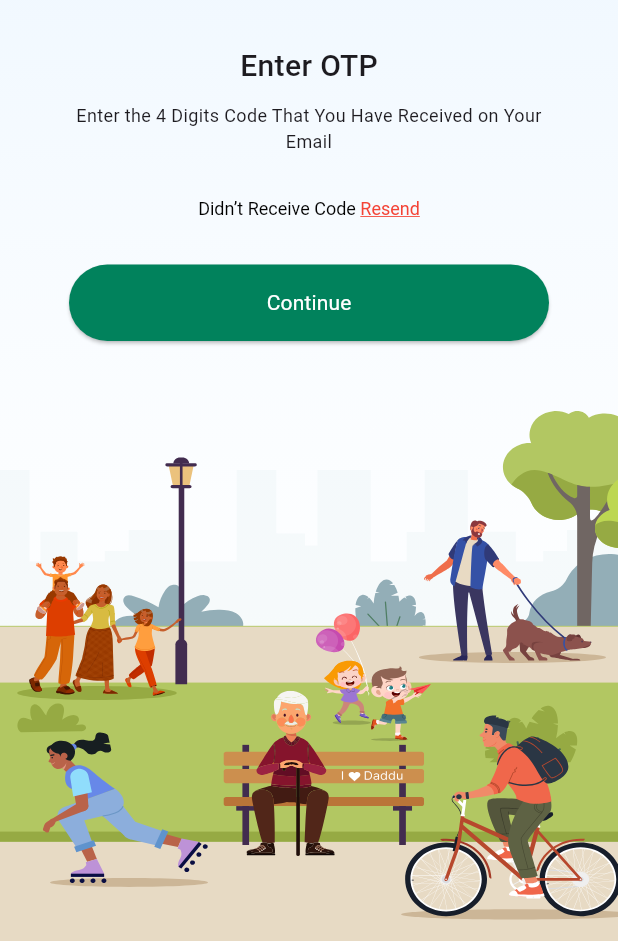
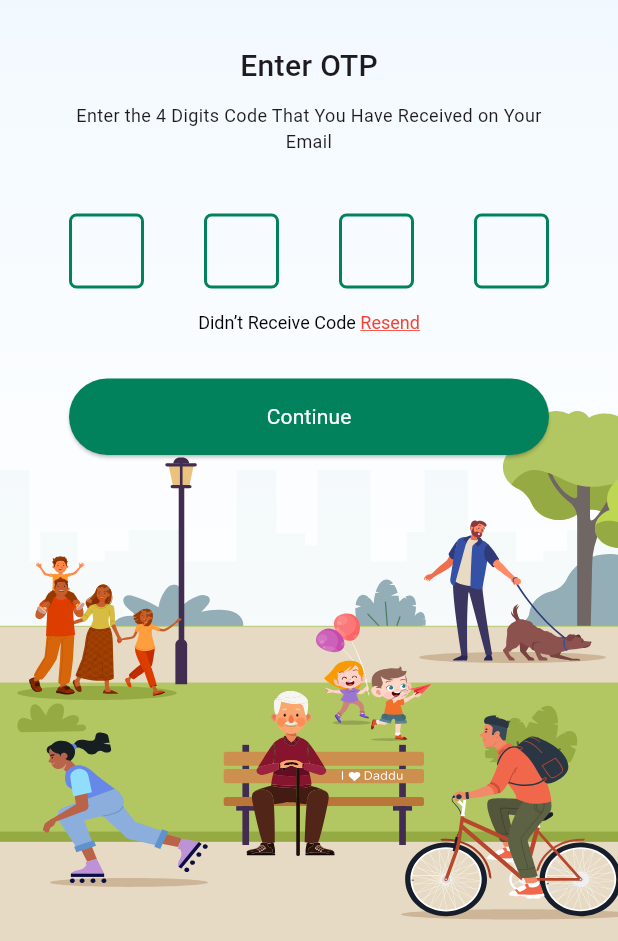
Before and after one commit to sahil1772/Happifeet-Client, a Flutter app: the OtpPageWidget screen opened directly, on a phone screen of 412 x 824 dp, the part 295-1236 px from its top. Run offline on Flutter 3.47's test engine with Material 2 defaults, Android fonts, the phone set to English and light mode, and no system bars; drawn by our look-alikes of pin_code_fields; our stand-ins replace dio, email_validator, flutter_svg, pretty_dio_logger; generated files the repository leaves out were written again; project files that could hold a hidden picture were left out.

Commit message:
Login, otp page, forgot password reset, reset page design done

```diff
--- a/lib/network/services/ApiService.dart
+++ b/lib/network/services/ApiService.dart
@@ -5,7 +5,8 @@ import 'package:dio/dio.dart';
 import 'package:dio/io.dart';
 import 'package:pretty_dio_logger/pretty_dio_logger.dart';
 
-var base_url = "http://demo.imageonline.in/keephappifeet/statistics/mobileApi.php";
+// var base_url = "http://demo.imageonline.in/keephappifeet/statistics/mobileApi.php";
+var base_url = "https://demo.imageonline.in/keephappifeet/statistics/mobileClientApi.php";
 // var base_url = "http://192.168.4.9:82/keephappifeet/statistics/mobileApi.php";
 // var base_url = "https://dev2.imageonline.co.in/keephappifeet/statistics/mobileApi.php";
 
--- a/lib/screens/login/OTPPage.dart
+++ b/lib/screens/login/OTPPage.dart
@@ -1,5 +1,6 @@
 import 'package:flutter/material.dart';
 import 'package:flutter_svg/svg.dart';
+import 'package:pin_code_fields/pin_code_fields.dart';
 
 import '../../utils/ColorParser.dart';
 
@@ -39,7 +40,32 @@ class _OtpPageWidgetState extends State<OtpPageWidget>{
                   padding: const EdgeInsets.symmetric(horizontal: 24),
                   child: Text("Enter the 4 Digits Code That You Have Received on Your Email",style: TextStyle(fontSize: 12,fontWeight: FontWeight.w400) ,textAlign: TextAlign.center),
                 ),
-                SizedBox(height: 30,),
+                SizedBox(height: 40,),
+
+               /** OTP field **/
+                Padding(
+                  padding:  EdgeInsets.symmetric(horizontal: 24),
+                  child: PinCodeTextField(
+                    appContext: context,
+                    length: 4,
+                    keyboardType: TextInputType.number,
+                    pastedTextStyle: TextStyle(
+                      color: Colors.green.shade600,
+                      fontWeight: FontWeight.bold,
+                    ),
+                    pinTheme: PinTheme(
+                      activeColor: ColorParser().hexToColor("#01825C"),
+                      inactiveColor: ColorParser().hexToColor("#01825C"),
+                      shape: PinCodeFieldShape.box,
+                      borderRadius: BorderRadius.circular(5),
+                      fieldHeight: 50,
+                      fieldWidth: 50,
+                      activeFillColor: Colors.white,
+                    ),
+
+                  ),
+                ),
+                // SizedBox(height: 30,),
 
                RichText(
                    text: TextSpan(
--- a/pubspec.yaml
+++ b/pubspec.yaml
@@ -36,6 +36,8 @@ dependencies:
   email_validator: ^2.1.17
   dio: ^5.3.2
   pretty_dio_logger: ^1.3.1
+  json_annotation: ^4.8.1
+  pin_code_fields: ^8.0.1
 
 
   # The following adds the Cupertino Icons font to your application.
@@ -46,12 +48,15 @@ dev_dependencies:
   flutter_test:
     sdk: flutter
 
+
   # The "flutter_lints" package below contains a set of recommended lints to
   # encourage good coding practices. The lint set provided by the package is
   # activated in the `analysis_options.yaml` file located at the root of your
   # package. See that file for information about deactivating specific lint
   # rules and activating additional ones.
   flutter_lints: ^2.0.0
+  json_serializable: ^6.6.2
+  build_runner: ^2.4.4
 
 # For information on the generic Dart part of this file, see the
 # following page: https://dart.dev/tools/pub/pubspec
```
Also changed, not shown: lib/model/Login/LoginData.dart (added, +23 -0 lines), lib/model/SuccessResponse.dart (added, +18 -0 lines), lib/network/ApiFactory.dart (+28 -0 lines), lib/network/interface/interface_login.dart (+6 -2 lines), lib/network/services/LoginService.dart (added, +97 -0 lines), lib/screens/login/ForgotPassword.dart (+53 -3 lines), lib/screens/login/LoginPage.dart (+44 -2 lines), pubspec.lock.
